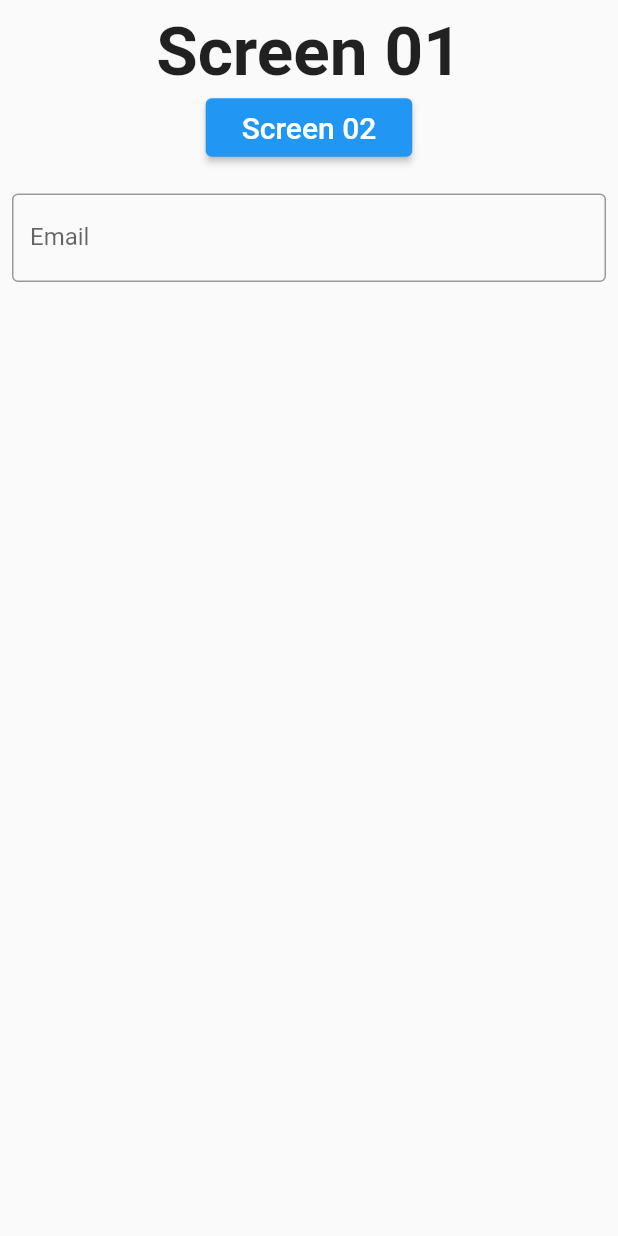
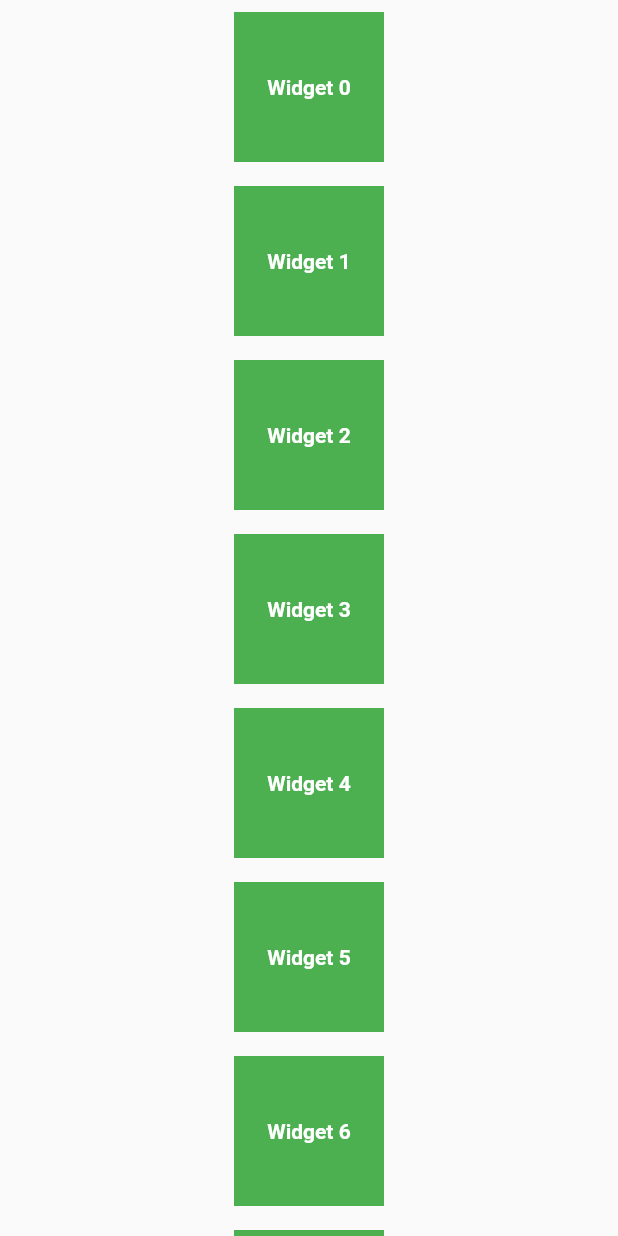
Before and after one commit to IsuruSRanmohotti/Flutter-Widget-Explain-App, a Flutter app: the screen it shows after launch, on a phone screen of 412 x 824 dp. Run offline on Flutter 3.47's test engine with Material 2 defaults, Android fonts, the phone set to English and light mode, and no system bars; our stand-ins replace google_fonts.

Commit message:
Generate Widget List

```diff
--- a/lib/main.dart
+++ b/lib/main.dart
@@ -1,6 +1,6 @@
 import 'package:flutter/material.dart';
 
-import 'screens/navigator_pages/screen1.dart';
+import 'screens/generate_widget_list.dart';
 
 void main() {
   runApp(const MyApp());
@@ -17,7 +17,7 @@ class MyApp extends StatelessWidget {
       theme: ThemeData(
         primarySwatch: Colors.blue,
       ),
-      home: const ScreenOne(),
+      home: const GenerateWidgetList(),
     );
   }
 }
--- /dev/null
+++ b/lib/screens/generate_widget_list.dart
@@ -0,0 +1,35 @@
+import 'package:flutter/material.dart';
+
+class GenerateWidgetList extends StatelessWidget {
+  const GenerateWidgetList({super.key});
+
+  @override
+  Widget build(BuildContext context) {
+    return Scaffold(
+      body: SingleChildScrollView(
+        child: Center(
+          child: Column(
+            children: List<Widget>.generate(
+                10,
+                (index) => Padding(
+                      padding: const EdgeInsets.all(8.0),
+                      child: Container(
+                        height: 100,
+                        width: 100,
+                        color: Colors.green,
+                        child: Center(
+                          child: Text(
+                            "Widget $index",
+                            style: const TextStyle(
+                                color: Colors.white,
+                                fontWeight: FontWeight.bold),
+                          ),
+                        ),
+                      ),
+                    )),
+          ),
+        ),
+      ),
+    );
+  }
+}
```
